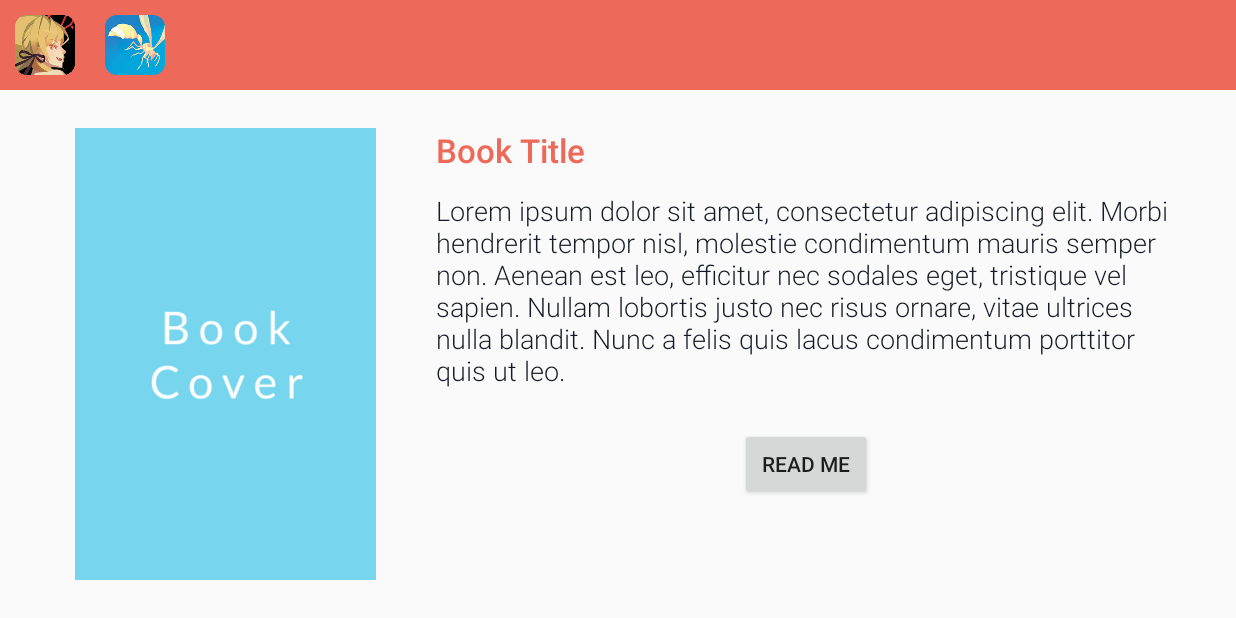
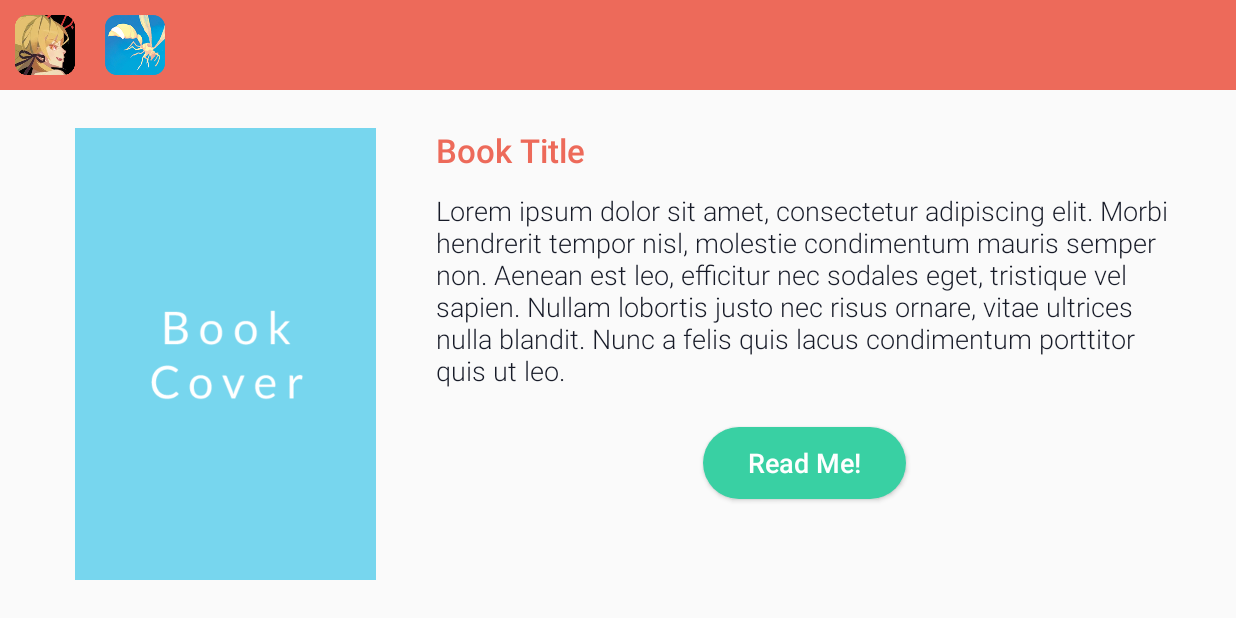
Before and after one commit to Brickorblock/CyberFables, an Android app: the screen it shows after launch (MainActivity), on a phone screen of 824 x 412 dp (held sideways). Run offline under Robolectric (Android 15) with nearby library versions, the phone set to English and light mode, and no system bars.

Commit message:
addedd button styling

```diff
--- /dev/null
+++ b/app/src/main/res/drawable/rounded_button.xml
@@ -0,0 +1,5 @@
+<?xml version="1.0" encoding="utf-8"?>
+    <shape xmlns:android="http://schemas.android.com/apk/res/android" android:shape="rectangle">
+        <corners android:radius="30dp" />
+        <solid android:color="@color/colorGreen"/>
+    </shape>
--- a/app/src/main/res/layout/fragment_book_detail.xml
+++ b/app/src/main/res/layout/fragment_book_detail.xml
@@ -57,11 +57,16 @@
         android:id="@+id/button"
         android:layout_width="wrap_content"
         android:layout_height="wrap_content"
-        android:text="Read Me"
+        android:background="@drawable/rounded_button"
+        android:paddingLeft="30dp"
+        android:paddingRight="30dp"
+        android:text="Read Me!"
+        android:textAppearance="@style/bodyStrong"
+        android:textColor="#FFFFFF"
         app:layout_constraintBottom_toBottomOf="parent"
         app:layout_constraintEnd_toEndOf="parent"
-        app:layout_constraintHorizontal_bias="0.5"
+        app:layout_constraintHorizontal_bias="0.498"
         app:layout_constraintStart_toEndOf="@+id/imageView"
         app:layout_constraintTop_toBottomOf="@+id/textView2"
-        app:layout_constraintVertical_bias="0.25" />
+        app:layout_constraintVertical_bias="0.243" />
 </androidx.constraintlayout.widget.ConstraintLayout>
--- a/app/src/main/res/values/colors.xml
+++ b/app/src/main/res/values/colors.xml
@@ -5,5 +5,5 @@
     <color name="colorPrimaryLight">#C2FCF7</color>
     <color name="colorAccent">#ED6A5A</color>
     <color name="colorBlack">#161A27</color>
-    <color name="colorGreen">#81F499</color>
+    <color name="colorGreen">#39D0A3</color>
 </resources>
```
